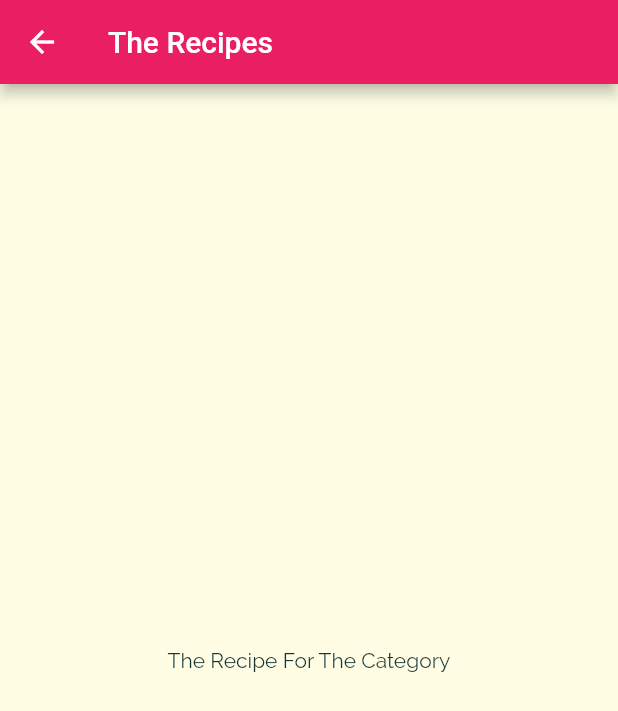
After one commit to Muhamadfikri20/MEALS_APP, a Flutter app: the screen it shows after launch, after a tap on "Italian", on a phone screen of 412 x 824 dp. The commit adds this screen. Shown: the top 711 px of the screen. Run offline on Flutter 3.47's test engine with Material 2 defaults, Android fonts, the phone set to English and light mode, and no system bars.

Commit message:
[upd]navigating_to_a_new_page

```diff
--- a/lib/category_item.dart
+++ b/lib/category_item.dart
@@ -1,12 +1,24 @@
 import 'package:flutter/material.dart';
+import 'package:meals_app/category_meals_screen.dart';
 
 class CategoryItem extends StatelessWidget {
   final String title;
   final Color color;
   CategoryItem(this.title, this.color);
+
+  void selectCategory(BuildContext ctx) {
+    Navigator.of(ctx).push(MaterialPageRoute(builder: (_) {
+      return CategoryMealsScreen();
+    }));
+  }
+
   @override
   Widget build(BuildContext context) {
-    return Container(
+    return InkWell(
+      onTap: () => selectCategory(context),
+      splashColor: Theme.of(context).primaryColor,
+      borderRadius: BorderRadius.circular(15),
+      child: Container(
         padding: const EdgeInsets.all(15),
         child: Text(
           title,
@@ -14,6 +26,7 @@ class CategoryItem extends StatelessWidget {
         ),
         decoration: BoxDecoration(
             gradient: LinearGradient(colors: [color.withOpacity(0.7), color], begin: Alignment.topLeft, end: Alignment.bottomRight), borderRadius: BorderRadius.circular(15)),
+      ),
     );
   }
 }
--- /dev/null
+++ b/lib/category_meals_screen.dart
@@ -0,0 +1,13 @@
+import 'package:flutter/material.dart';
+
+class CategoryMealsScreen extends StatelessWidget {
+  @override
+  Widget build(BuildContext context) {
+    return Scaffold(
+      appBar: AppBar(title: Text('The Recipes')),
+      body: Center(
+        child: Text('The Recipe For The Category'),
+      ),
+    );
+  }
+}
```
Lines whose indentation alone changed are shown as unchanged.
